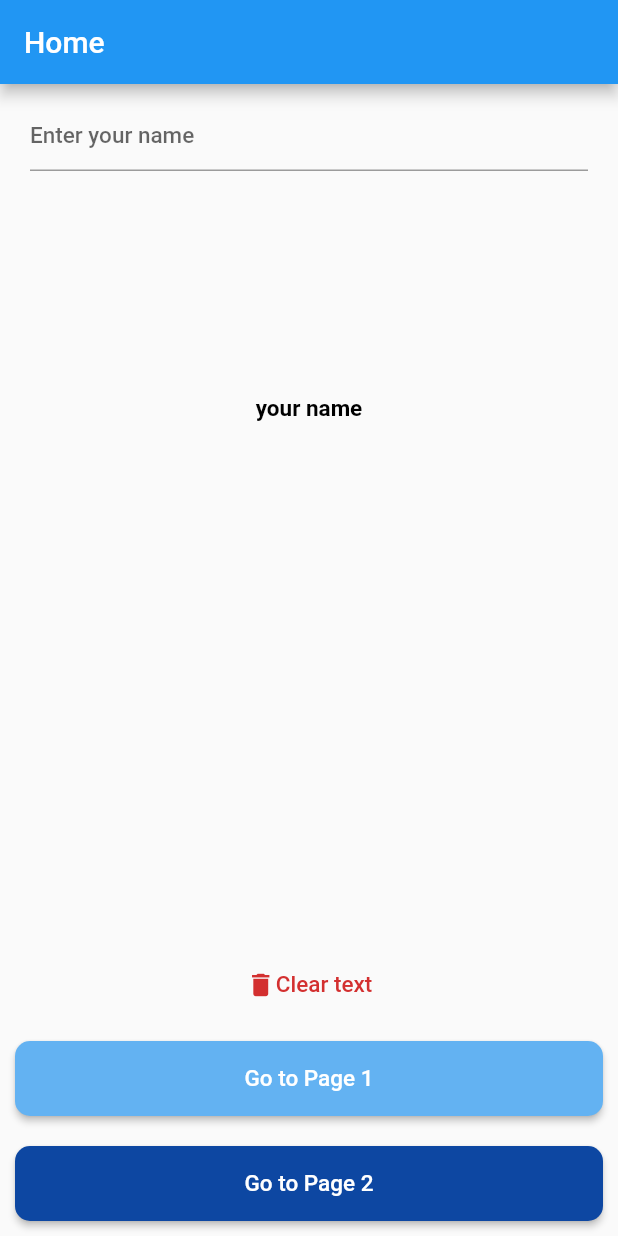
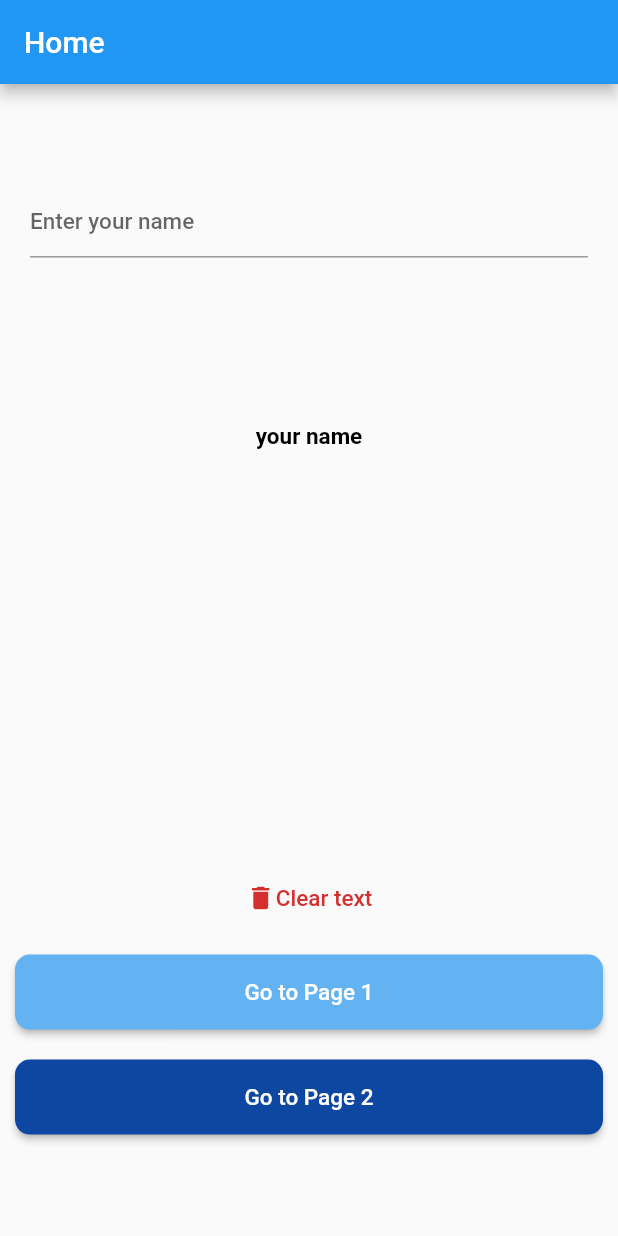
Before and after one commit to Aman-Kh/ososs, a Flutter app: the screen it shows after launch, on a phone screen of 412 x 824 dp. Run offline on Flutter 3.47's test engine with Material 2 defaults, Android fonts, the phone set to English and light mode, and no system bars; our stand-ins replace dio, flutter_native_splash, go_router, loading_overlay; statements that could not run were skipped.

Commit message:
final changes

```diff
--- a/lib/providers/pokemon_provider.dart
+++ b/lib/providers/pokemon_provider.dart
@@ -12,8 +12,7 @@ class PokemonProvider extends BaseProvider {
   Future<List<Pokemon>> getAllPokemons() async {
     try {
       print("BEGIN : GET All Pokemons Provider");
-      //var _pokemons = <Pokemon>[];
-      for (int i = 1; i < 60; i++) {
+      for (int i = 1; i < 150; i++) {
         var pokemon = await pokemonService.getPokemonById(i.toString());
         if (_pokemons != null && pokemon != null) {
           _pokemons.add(pokemon!);
--- a/lib/views/home_view.dart
+++ b/lib/views/home_view.dart
@@ -48,7 +48,7 @@ class _HomeViewState extends State<HomeView> {
         title: Text('Home'),
       ),
       body: Column(
-        mainAxisAlignment: MainAxisAlignment.spaceBetween,
+        mainAxisAlignment: MainAxisAlignment.spaceEvenly,
         crossAxisAlignment: CrossAxisAlignment.stretch,
         children: [
           Container(
```
